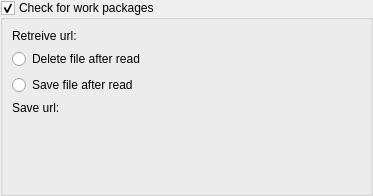
Above: kplato/kptworkpackageconfigpanel.ui from KDE/calligra before the change. Below: the same form after it.
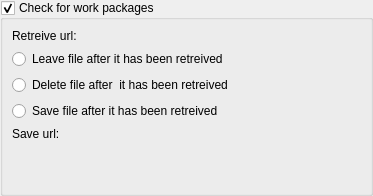
That is the form after the change. Custom widgets are drawn as their Qt base class.

Commit message: Add a 'leave file' config option.

Diff of the .ui file:
```diff
--- a/kplato/kptworkpackageconfigpanel.ui
+++ b/kplato/kptworkpackageconfigpanel.ui
@@ -36,31 +36,31 @@
       <item row="0" column="1">
        <widget class="KUrlRequester" name="kcfg_RetreiveUrl"/>
       </item>
-      <item row="1" column="0" colspan="2">
+      <item row="3" column="0" colspan="2">
        <widget class="QRadioButton" name="kcfg_DeleteFile">
         <property name="text">
-         <string>Delete file after read</string>
+         <string>Delete file after  it has been retreived</string>
         </property>
        </widget>
       </item>
-      <item row="2" column="0" colspan="2">
+      <item row="4" column="0" colspan="2">
        <widget class="QRadioButton" name="kcfg_SaveFile">
         <property name="text">
-         <string>Save file after read</string>
+         <string>Save file after it has been retreived</string>
         </property>
        </widget>
       </item>
-      <item row="3" column="0">
+      <item row="6" column="0">
        <widget class="QLabel" name="label_2">
         <property name="text">
          <string>Save url:</string>
         </property>
        </widget>
       </item>
-      <item row="3" column="1">
+      <item row="6" column="1">
        <widget class="KUrlRequester" name="kcfg_SaveUrl"/>
       </item>
-      <item row="4" column="1">
+      <item row="7" column="1">
        <spacer name="verticalSpacer">
         <property name="orientation">
          <enum>Qt::Vertical</enum>
@@ -73,6 +73,13 @@
         </property>
        </spacer>
       </item>
+      <item row="2" column="0" colspan="2">
+       <widget class="QRadioButton" name="kcfg_LeaveFile">
+        <property name="text">
+         <string>Leave file after it has been retreived</string>
+        </property>
+       </widget>
+      </item>
      </layout>
     </widget>
    </item>
```
The commit also changes 1 other file.
